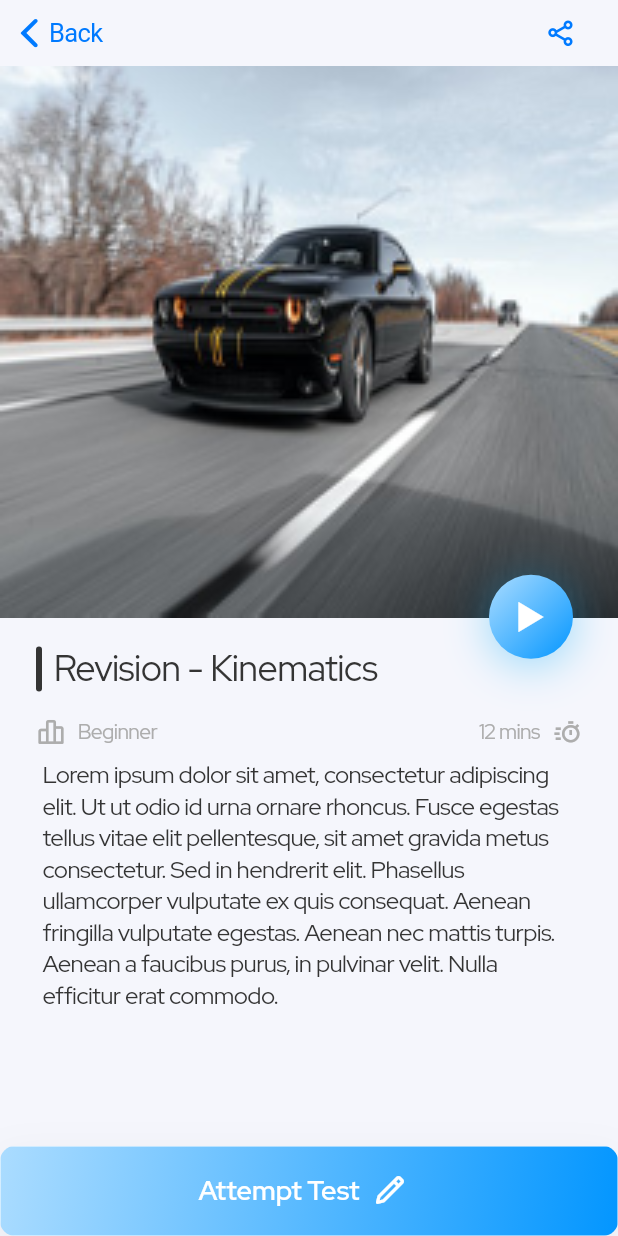
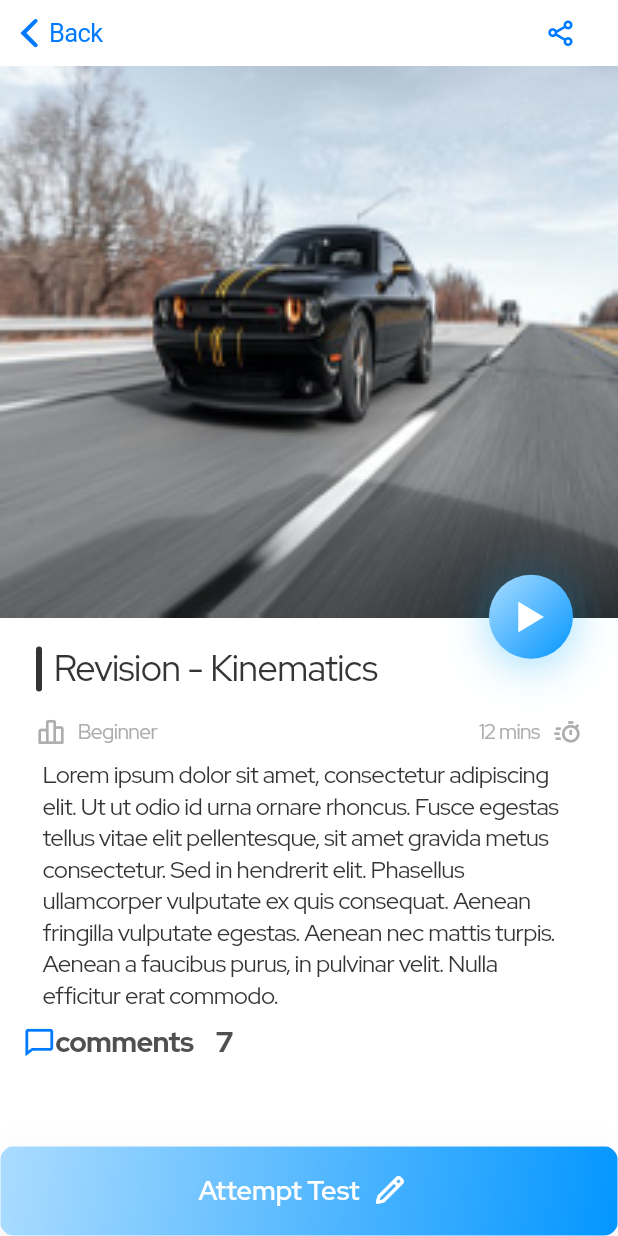
Before and after one commit to molla-12/ExpertsWay, a Flutter app: the VideoPage screen opened directly, on a phone screen of 412 x 824 dp. Run offline on Flutter 3.47's test engine with Material 2 defaults, Android fonts, the phone set to English and light mode, and no system bars; our stand-ins replace cloud_firestore, dio, firebase_analytics, firebase_auth, firebase_core, flutter_calendar_carousel and 4 more; missing offline and left inert: dart:ffi; accounts and stored records are empty.

Commit message:
comment section added

```diff
--- /dev/null
+++ b/lib/models/comments_data.dart
@@ -0,0 +1,172 @@
+// ignore_for_file: public_member_api_docs, sort_constructors_first
+import 'dart:convert';
+import 'dart:ffi';
+
+import 'package:flutter/material.dart';
+
+
+//-----Comment model-----------------//
+class Comment {
+  late final String date;
+  late final String firstName;
+  late final int like;
+  late final int disLike;
+  late final String reply;
+  late final String message;
+
+  Comment({
+    required this.date,
+    required this.firstName,
+    required this.like,
+    required this.disLike,
+    required this.reply,
+    required this.message,
+  });
+
+  // Comment copyWith({
+  //   String? date,
+  //   String? firstName,
+  //   Bool? like,
+  //   Bool? disLike,
+  //   String? isReply,
+  //   String? message,
+  // }) {
+  //   return Comment(
+  //     date: date ?? this.date,
+  //     firstName: firstName ?? this.firstName,
+  //     like: like ?? this.like,
+  //     disLike: disLike ?? this.disLike,
+  //     isReply: isReply ?? this.isReply,
+  //     message: message ?? this.message,
+  //   );
+  // }
+
+  // Map<String, dynamic> toMap() {
+  //   return <String, dynamic>{
+  //     'date': date.toMap(),
+  //     'firstName': firstName.toMap(),
+  //     'like': like.toMap(),
+  //     'disLike': disLike.toMap(),
+  //     'isReply': isReply.toMap(),
+  //     'message': message.toMap(),
+  //   };
+  // }
+
+  // factory comment.fromMap(Map<String, dynamic> map) {
+  //   return comment(
+  //     date: late String.fromMap(map['date'] as Map<String,dynamic>),
+  //     firstName: late String.fromMap(map['firstName'] as Map<String,dynamic>),
+  //     like: late Bool.fromMap(map['like'] as Map<String,dynamic>),
+  //     disLike: late Bool.fromMap(map['disLike'] as Map<String,dynamic>),
+  //     isReply: late String.fromMap(map['isReply'] as Map<String,dynamic>),
+  //     message: late String.fromMap(map['message'] as Map<String,dynamic>),
+  //   );
+  // }
+
+//   String toJson() => json.encode(toMap());
+
+//   factory comment.fromJson(String source) => comment.fromMap(json.decode(source) as Map<String, dynamic>);
+
+//   @override
+//   String toString() {
+//     return 'comment(date: $date, firstName: $firstName, like: $like, disLike: $disLike, isReply: $isReply, message: $message)';
+//   }
+
+//   @override
+//   bool operator ==(covariant comment other) {
+//     if (identical(this, other)) return true;
+
+//     return
+//       other.date == date &&
+//       other.firstName == firstName &&
+//       other.like == like &&
+//       other.disLike == disLike &&
+//       other.isReply == isReply &&
+//       other.message == message;
+//   }
+
+//   @override
+//   int get hashCode {
+//     return date.hashCode ^
+//       firstName.hashCode ^
+//       like.hashCode ^
+//       disLike.hashCode ^
+//       isReply.hashCode ^
+//       message.hashCode;
+//   }
+// }
+}
+
+// var comment1 = comm{
+//   date: '',
+//   'firstName': "Naol",
+//   'islike': true,
+//   'dislike': false,
+//   'isReply': true,
+//   'msg': "Lorem ipsum dolor sit amet, consectetur adipiscing elit. Duis bibendum, odio semper placerat efficitur, augue nibh dictum lectus, at ultricies justo dolor non orci.",
+// };
+
+//------------test data--------------------
+
+List<Comment> comments = [
+  Comment(
+    date: "27/01/2022 at 04:30",
+    firstName: "Naol",
+    like: 5,
+    disLike: 7,
+    reply: '5',
+    message:
+        "Lorem ipsum dolor sit amet, consectetur adipiscing elit. Duis bibendum, odio semper placerat efficitur, augue nibh dictum lectus, at ultricies justo dolor non orci.",
+  ),
+  Comment(
+    date: "12/06/2020 at 12:30",
+    firstName: "Naol",
+    like: 6,
+    disLike: 9,
+    reply: '5',
+    message: "Lorem ipsum dolor sit amet, consectetur adipiscing elit. Duis.",
+  ),
+  Comment(
+    date: "27/01/2022 at 04:30",
+    firstName: "Naol",
+    like: 7,
+    disLike: 0,
+    reply: '5',
+    message:
+        "Lorem ipsum dolor sit amet, consectetur adipiscing elit. Duis bibendum, odio semper placerat efficitur, augue nibh dictum lectus, at ultricies justo dolor non orci.",
+  ),
+  Comment(
+    date: "27/01/2022 at 04:30",
+    firstName: "Naol",
+    like: 8,
+    disLike: 1,
+    reply: '5',
+    message:
+        "Lorem ipsum dolor sit amet, consectetur adipiscing elit. Duis bibendum, odio semper placerat efficitur, augue nibh dictum lectus, at ultricies justo dolor non orci.",
+  ),
+  Comment(
+    date: "12/06/2020 at 12:30",
+    firstName: "Naol",
+    like: 6,
+    disLike: 9,
+    reply: '5',
+    message: "Lorem ipsum dolor sit amet, consectetur adipiscing elit. Duis.",
+  ),
+  Comment(
+    date: "12/06/2020 at 12:30",
+    firstName: "Naol",
+    like: 6,
+    disLike: 9,
+    reply: '5',
+    message: "Lorem ipsum dolor sit amet, consectetur adipiscing elit. Duis.",
+  ),
+  Comment(
+    date: "27/01/2022 at 04:30",
+    firstName: "Naol",
+    like: 1,
+    disLike: 3,
+    reply: '5',
+    message:
+        "Lorem ipsum dolor sit amet, consectetur adipiscing elit. Duis bibendum, odio semper placerat efficitur, augue nibh dictum lectus, at ultricies justo dolor non orci.",
+  ),
+];
--- a/lib/ui/pages/video.dart
+++ b/lib/ui/pages/video.dart
@@ -1,5 +1,8 @@
+import 'package:flutter/material.dart';
+import 'package:learncoding/models/comments_data.dart';
 import 'package:learncoding/theme/box_icons_icons.dart';
-import 'package:learncoding/theme/config.dart';
+import 'package:learncoding/theme/config.dart' as Colorss;
+import 'package:learncoding/ui/pages/comment.dart';
 import 'package:learncoding/ui/widgets/card.dart';
 import 'package:flutter/cupertino.dart';
 import 'package:flutter/material.dart' as material;
@@ -10,10 +13,11 @@ class VideoPage extends StatefulWidget {
 }
 
 class _VideoPageState extends State<VideoPage> {
+  final comment = comments;
   @override
   Widget build(BuildContext context) {
     return CupertinoPageScaffold(
-      backgroundColor: Colors().secondColor(1),
+      //backgroundColor: Colorss().secondColor(1),
       navigationBar: CupertinoNavigationBar(
         automaticallyImplyLeading: true,
         previousPageTitle: "Back",
@@ -123,7 +127,56 @@ class _VideoPageState extends State<VideoPage> {
                                   color: Color(0xFF343434),
                                   fontFamily: 'Red Hat Display',
                                   fontSize: 16),
-                              ))
+                            ),
+                          ),
+                          Container(
+                            alignment: Alignment.centerLeft,
+                            margin: EdgeInsetsDirectional.only(
+                              end: 170,
+                            ),
+                            // width: 200,
+                            // height: 60,
+                            // color: material.Colors.cyan,
+                            child: GestureDetector(
+                              onTap: () => Navigator.push(
+                                context,
+                                MaterialPageRoute(
+                                    builder: (context) => CommentSection()),
+                              ),
+                              child: Row(
+                                children: [
+                                  SizedBox(
+                                    width: 15,
+                                  ),
+                                  Icon(
+                                    BoxIcons.bx_comment,
+                                    size: 22,
+                                  ),
+                                  Text(
+                                    "comments",
+                                    style: TextStyle(
+                                      fontSize: 19,
+                                      fontFamily: 'Red Hat Display',
+                                      fontWeight: FontWeight.w600,
+                                      color: Color.fromARGB(255, 80, 80, 80),
+                                    ),
+                                  ),
+                                  SizedBox(
+                                    width: 15,
+                                  ),
+                                  Text(
+                                    comment.length.toString(),
+                                    style: TextStyle(
+                                      fontSize: 19,
+                                      fontFamily: 'Red Hat Display',
+                                      fontWeight: FontWeight.w600,
+                                      color: Color.fromARGB(255, 80, 80, 80),
+                                    ),
+                                  ),
+                                ],
+                              ),
+                            ),
+                          ),
                         ],
                       ),
                     ),
```
Also changed, not shown: lib/ui/pages/comment.dart (added, +220 -0 lines). Lines whose indentation alone changed are shown as unchanged.
